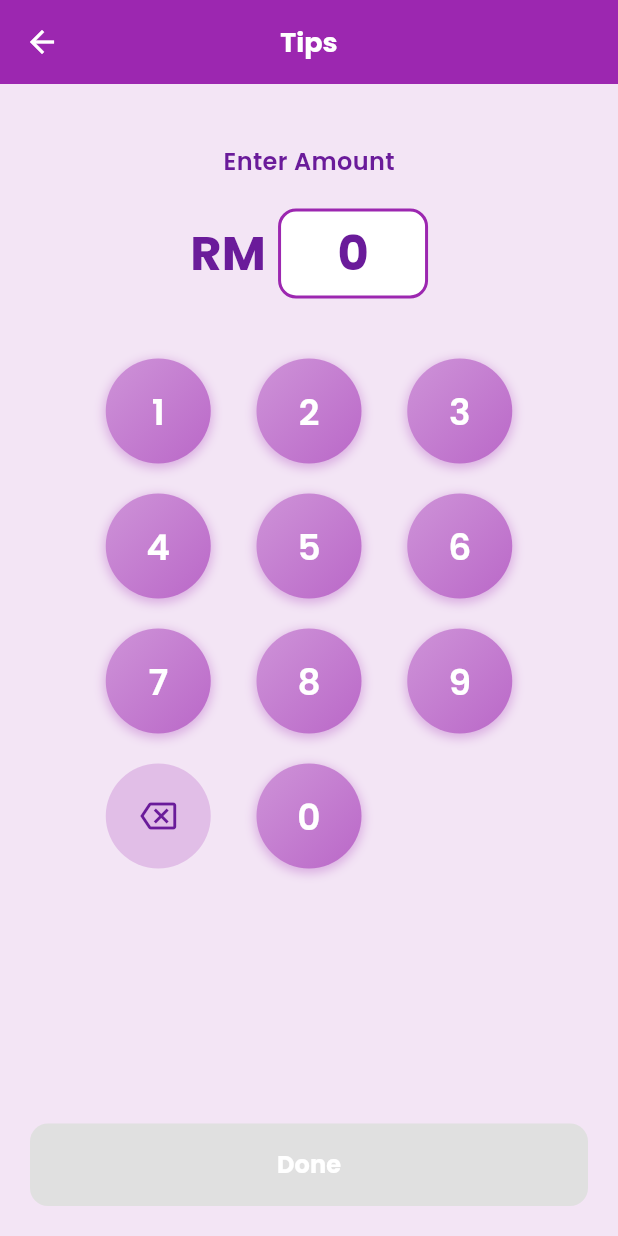
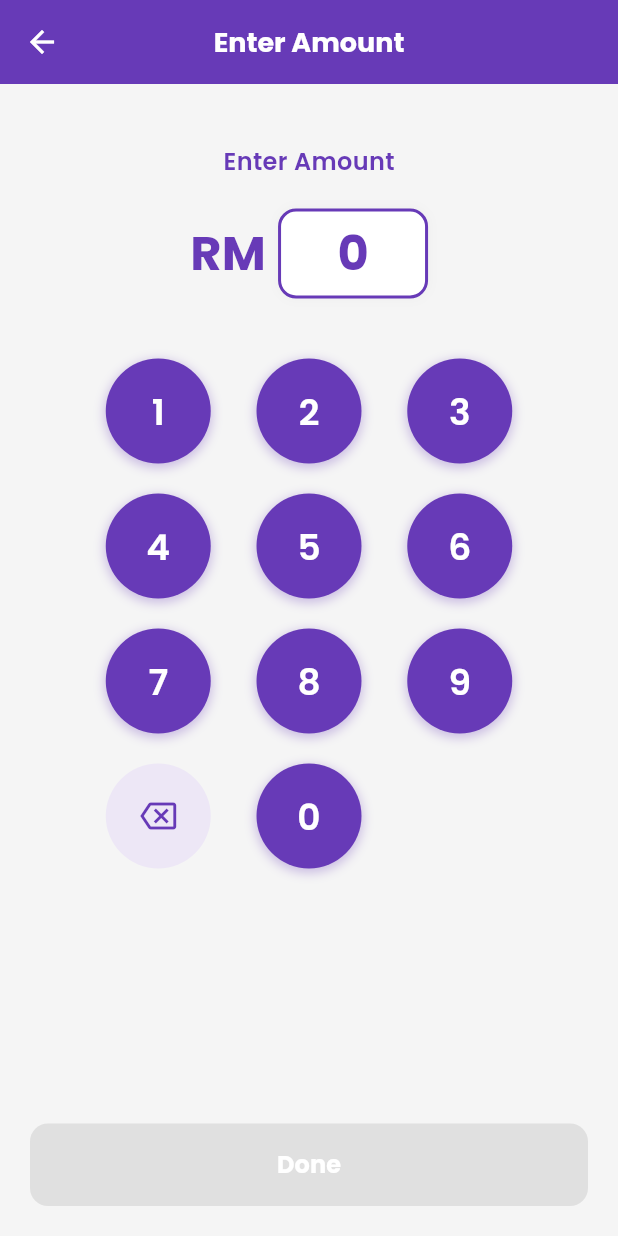
Before and after one commit to goh1217/SmartServe-KolejCare, a Flutter app: the TipsPage screen opened directly, after a tap on "Choose other amount", on a phone screen of 412 x 824 dp. Run offline on Flutter 3.47's test engine with Material 3 defaults, Android fonts, the phone set to English and light mode, and no system bars; our stand-ins replace cloud_firestore, firebase_auth, firebase_core, flutter_image_compress, google_fonts, image_picker; accounts and stored records are empty; network calls fail.

Commit message:
Make the donation ui consistent

```diff
--- a/lib/student/donate_page.dart
+++ b/lib/student/donate_page.dart
@@ -1,6 +1,6 @@
 import 'package:flutter/material.dart';
 
-// Main Tips Page - Updated Design
+// Main Tips Page - Updated to match Home Page color scheme
 class TipsPage extends StatefulWidget {
   const TipsPage({super.key});
 
@@ -14,9 +14,9 @@ class _TipsPageState extends State<TipsPage> {
   @override
   Widget build(BuildContext context) {
     return Scaffold(
-      backgroundColor: const Color(0xFFF3E5F5), // Light purple background
+      backgroundColor: Colors.grey[100], // Matches home page background
       appBar: AppBar(
-        backgroundColor: const Color(0xFF9C27B0), // Purple
+        backgroundColor: Colors.deepPurple, // Matches home page purple
         elevation: 0,
         leading: IconButton(
           icon: const Icon(Icons.arrow_back, color: Colors.white),
@@ -37,7 +37,7 @@ class _TipsPageState extends State<TipsPage> {
           children: [
             const SizedBox(height: 30),
 
-            // DONATE Image (Replace with your image)
+            // DONATE Image
             Container(
               width: 150,
               height: 150,
@@ -46,7 +46,7 @@ class _TipsPageState extends State<TipsPage> {
                 borderRadius: BorderRadius.circular(20),
                 boxShadow: [
                   BoxShadow(
-                    color: Colors.purple.withOpacity(0.2),
+                    color: Colors.deepPurple.withOpacity(0.15),
                     spreadRadius: 3,
                     blurRadius: 10,
                   ),
@@ -72,9 +72,9 @@ class _TipsPageState extends State<TipsPage> {
                 borderRadius: BorderRadius.circular(20),
                 boxShadow: [
                   BoxShadow(
-                    color: Colors.purple.withOpacity(0.15),
+                    color: Colors.grey.withOpacity(0.08),
                     spreadRadius: 2,
-                    blurRadius: 10,
+                    blurRadius: 8,
                   ),
                 ],
               ),
@@ -86,7 +86,7 @@ class _TipsPageState extends State<TipsPage> {
                     style: TextStyle(
                       fontSize: 22,
                       fontWeight: FontWeight.bold,
-                      color: Color(0xFF6A1B9A), // Dark purple
+                      color: Colors.deepPurple,
                       height: 1.3,
                     ),
                   ),
@@ -105,7 +105,7 @@ class _TipsPageState extends State<TipsPage> {
 
                   const SizedBox(height: 30),
 
-                  // Amount Selection - More Visible
+                  // Amount Selection
                   Row(
                     mainAxisAlignment: MainAxisAlignment.spaceEvenly,
                     children: [
@@ -142,7 +142,7 @@ class _TipsPageState extends State<TipsPage> {
                     child: const Text(
                       'Choose other amount',
                       style: TextStyle(
-                        color: Color(0xFF9C27B0), // Purple
+                        color: Colors.deepPurple,
                         fontSize: 14,
                         decoration: TextDecoration.underline,
                         fontWeight: FontWeight.w600,
@@ -169,13 +169,13 @@ class _TipsPageState extends State<TipsPage> {
                       }
                           : null,
                       style: ElevatedButton.styleFrom(
-                        backgroundColor: const Color(0xFF7B1FA2), // Deep purple
+                        backgroundColor: Colors.deepPurple,
                         disabledBackgroundColor: Colors.grey[300],
                         padding: const EdgeInsets.symmetric(vertical: 16),
                         shape: RoundedRectangleBorder(
                           borderRadius: BorderRadius.circular(12),
                         ),
-                        elevation: 3,
+                        elevation: 2,
                       ),
                       child: const Text(
                         'Done',
@@ -190,10 +190,9 @@ class _TipsPageState extends State<TipsPage> {
 
                   const SizedBox(height: 12),
 
-                  // Maybe next time - Connected to home page
+                  // Maybe next time
                   TextButton(
                     onPressed: () {
-                      // Navigate back to home page
                       Navigator.popUntil(context, (route) => route.isFirst);
                     },
                     child: Text(
@@ -235,23 +234,16 @@ class _AmountButton extends StatelessWidget {
         width: 85,
         height: 85,
         decoration: BoxDecoration(
-          gradient: isSelected
-              ? const LinearGradient(
-                  colors: [Color(0xFF9C27B0), Color(0xFF7B1FA2)],
-                  begin: Alignment.topLeft,
-                  end: Alignment.bottomRight,
-                )
-              : null,
-          color: isSelected ? null : const Color(0xFFE1BEE7), // Light purple
+          color: isSelected ? Colors.deepPurple : Colors.deepPurple.shade50,
           shape: BoxShape.circle,
           border: Border.all(
-            color: isSelected ? const Color(0xFF7B1FA2) : const Color(0xFF9C27B0),
-            width: 3,
+            color: Colors.deepPurple,
+            width: 2,
           ),
           boxShadow: [
             if (isSelected)
               BoxShadow(
-                color: const Color(0xFF9C27B0).withOpacity(0.4),
+                color: Colors.deepPurple.withOpacity(0.3),
                 spreadRadius: 2,
                 blurRadius: 8,
                 offset: const Offset(0, 3),
@@ -267,7 +259,7 @@ class _AmountButton extends StatelessWidget {
                 style: TextStyle(
                   fontSize: 20,
                   fontWeight: FontWeight.bold,
-                  color: isSelected ? Colors.white : const Color(0xFF6A1B9A),
+                  color: isSelected ? Colors.white : Colors.deepPurple,
                 ),
               ),
             ],
@@ -278,7 +270,7 @@ class _AmountButton extends StatelessWidget {
   }
 }
 
-// Enter Amount Page - Updated with Purple Theme
+// Enter Amount Page - Updated with matching colors
 class EnterAmountPage extends StatefulWidget {
   const EnterAmountPage({super.key});
 
@@ -308,16 +300,16 @@ class _EnterAmountPageState extends State<EnterAmountPage> {
   @override
   Widget build(BuildContext context) {
     return Scaffold(
-      backgroundColor: const Color(0xFFF3E5F5), // Light purple background
+      backgroundColor: Colors.grey[100],
       appBar: AppBar(
-        backgroundColor: const Color(0xFF9C27B0), // Purple
+        backgroundColor: Colors.deepPurple,
         elevation: 0,
         leading: IconButton(
           icon: const Icon(Icons.arrow_back, color: Colors.white),
           onPressed: () => Navigator.pop(context),
         ),
         title: const Text(
-          'Tips',
+          'Enter Amount',
           style: TextStyle(
             color: Colors.white,
             fontSize: 18,
@@ -342,7 +334,7 @@ class _EnterAmountPageState extends State<EnterAmountPage> {
                   style: TextStyle(
                     fontSize: 16,
                     fontWeight: FontWeight.w600,
-              color: Color(0xFF6A1B9A), // Dark purple
+                    color: Colors.deepPurple,
                   ),
                 ),
 
@@ -357,7 +349,7 @@ class _EnterAmountPageState extends State<EnterAmountPage> {
                       style: TextStyle(
                         fontSize: 32,
                         fontWeight: FontWeight.bold,
-                  color: Color(0xFF6A1B9A),
+                        color: Colors.deepPurple,
                       ),
                     ),
                     const SizedBox(width: 8),
@@ -367,7 +359,13 @@ class _EnterAmountPageState extends State<EnterAmountPage> {
                       decoration: BoxDecoration(
                         color: Colors.white,
                         borderRadius: BorderRadius.circular(12),
-                  border: Border.all(color: const Color(0xFF9C27B0), width: 2),
+                        border: Border.all(color: Colors.deepPurple, width: 2),
+                        boxShadow: [
+                          BoxShadow(
+                            color: Colors.grey.withOpacity(0.08),
+                            blurRadius: 6,
+                          ),
+                        ],
                       ),
                       child: Center(
                         child: Text(
@@ -375,7 +373,7 @@ class _EnterAmountPageState extends State<EnterAmountPage> {
                           style: const TextStyle(
                             fontSize: 32,
                             fontWeight: FontWeight.bold,
-                      color: Color(0xFF6A1B9A),
+                            color: Colors.deepPurple,
                           ),
                         ),
                       ),
@@ -413,12 +411,12 @@ class _EnterAmountPageState extends State<EnterAmountPage> {
                             child: Container(
                               width: 70,
                               height: 70,
-                        decoration: const BoxDecoration(
-                          color: Color(0xFFE1BEE7), // Light purple
+                              decoration: BoxDecoration(
+                                color: Colors.deepPurple.shade50,
                                 shape: BoxShape.circle,
                               ),
                               child: const Center(
-                          child: Icon(Icons.backspace_outlined, color: Color(0xFF6A1B9A)),
+                                child: Icon(Icons.backspace_outlined, color: Colors.deepPurple),
                               ),
                             ),
                           ),
@@ -461,13 +459,13 @@ class _EnterAmountPageState extends State<EnterAmountPage> {
                       }
                           : null,
                       style: ElevatedButton.styleFrom(
-                        backgroundColor: const Color(0xFF7B1FA2), // Deep purple
+                        backgroundColor: Colors.deepPurple,
                         disabledBackgroundColor: Colors.grey[300],
                         padding: const EdgeInsets.symmetric(vertical: 16),
                         shape: RoundedRectangleBorder(
                           borderRadius: BorderRadius.circular(12),
                         ),
-                        elevation: 3,
+                        elevation: 2,
                       ),
                       child: const Text(
                         'Done',
@@ -527,15 +525,11 @@ class _NumberButton extends StatelessWidget {
         width: 70,
         height: 70,
         decoration: BoxDecoration(
-          gradient: const LinearGradient(
-            colors: [Color(0xFFCE93D8), Color(0xFFBA68C8)],
-            begin: Alignment.topLeft,
-            end: Alignment.bottomRight,
-          ),
+          color: Colors.deepPurple,
           shape: BoxShape.circle,
           boxShadow: [
             BoxShadow(
-              color: const Color(0xFF9C27B0).withOpacity(0.3),
+              color: Colors.deepPurple.withOpacity(0.3),
               spreadRadius: 1,
               blurRadius: 5,
               offset: const Offset(0, 2),
@@ -557,7 +551,7 @@ class _NumberButton extends StatelessWidget {
   }
 }
 
-// Payment Method Page - Updated with Purple Theme
+// Payment Method Page - Updated with matching colors
 class PaymentMethodPage extends StatefulWidget {
   final int amount;
 
@@ -582,9 +576,9 @@ class _PaymentMethodPageState extends State<PaymentMethodPage> {
   @override
   Widget build(BuildContext context) {
     return Scaffold(
-      backgroundColor: const Color(0xFFF3E5F5), // Light purple background
+      backgroundColor: Colors.grey[100],
       appBar: AppBar(
-        backgroundColor: const Color(0xFF9C27B0), // Purple
+        backgroundColor: Colors.deepPurple,
         elevation: 0,
         leading: IconButton(
           icon: const Icon(Icons.close, color: Colors.white),
@@ -610,7 +604,7 @@ class _PaymentMethodPageState extends State<PaymentMethodPage> {
               style: TextStyle(
                 fontSize: 16,
                 fontWeight: FontWeight.w600,
-                color: Color(0xFF6A1B9A), // Dark purple
+                color: Colors.deepPurple,
               ),
             ),
 
@@ -654,7 +648,13 @@ class _PaymentMethodPageState extends State<PaymentMethodPage> {
                 decoration: BoxDecoration(
                   color: Colors.white,
                   borderRadius: BorderRadius.circular(12),
-                  border: Border.all(color: const Color(0xFF9C27B0)),
+                  border: Border.all(color: Colors.deepPurple),
+                  boxShadow: [
+                    BoxShadow(
+                      color: Colors.grey.withOpacity(0.08),
+                      blurRadius: 6,
+                    ),
+                  ],
                 ),
                 child: Column(
                   crossAxisAlignment: CrossAxisAlignment.start,
@@ -671,17 +671,17 @@ class _PaymentMethodPageState extends State<PaymentMethodPage> {
                     Container(
                       padding: const EdgeInsets.symmetric(horizontal: 12, vertical: 8),
                       decoration: BoxDecoration(
-                        color: const Color(0xFFF3E5F5),
+                        color: Colors.deepPurple.shade50,
                         borderRadius: BorderRadius.circular(8),
-                        border: Border.all(color: const Color(0xFF9C27B0)),
+                        border: Border.all(color: Colors.deepPurple),
                       ),
                       child: DropdownButtonHideUnderline(
                         child: DropdownButton<String>(
                           value: selectedBank,
                           hint: const Text('Select Bank'),
                           isExpanded: true,
-                          icon: const Icon(Icons.keyboard_arrow_down, color: Color(0xFF9C27B0)),
-                          dropdownColor: const Color(0xFFF3E5F5),
+                          icon: const Icon(Icons.keyboard_arrow_down, color: Colors.deepPurple),
+                          dropdownColor: Colors.white,
                           items: banks.map((String bank) {
                             return DropdownMenuItem<String>(
                               value: bank,
@@ -709,7 +709,6 @@ class _PaymentMethodPageState extends State<PaymentMethodPage> {
                 onPressed: (selectedPaymentMethod == 'card' ||
                     (selectedPaymentMethod == 'fpx' && selectedBank != null))
                     ? () {
-                  // Show success dialog
                   showDialog(
                     context: context,
                     builder: (context) => AlertDialog(
@@ -720,7 +719,7 @@ class _PaymentMethodPageState extends State<PaymentMethodPage> {
                       title: const Text(
                         'Payment Successful',
                         style: TextStyle(
-                          color: Color(0xFF7B1FA2),
+                          color: Colors.deepPurple,
                           fontWeight: FontWeight.bold,
                         ),
                       ),
@@ -736,7 +735,7 @@ class _PaymentMethodPageState extends State<PaymentMethodPage> {
                           child: const Text(
                             'OK',
                             style: TextStyle(
-                              color: Color(0xFF7B1FA2),
+                              color: Colors.deepPurple,
                               fontWeight: FontWeight.bold,
                             ),
                           ),
@@ -747,13 +746,13 @@ class _PaymentMethodPageState extends State<PaymentMethodPage> {
                 }
                     : null,
                 style: ElevatedButton.styleFrom(
-                  backgroundColor: const Color(0xFF7B1FA2), // Deep purple
+                  backgroundColor: Colors.deepPurple,
                   disabledBackgroundColor: Colors.grey[300],
                   padding: const EdgeInsets.symmetric(vertical: 16),
                   shape: RoundedRectangleBorder(
                     borderRadius: BorderRadius.circular(12),
                   ),
-                  elevation: 3,
+                  elevation: 2,
                 ),
                 child: const Text(
                   'Proceed',
@@ -799,13 +798,13 @@ class _PaymentOption extends StatelessWidget {
           color: Colors.white,
           borderRadius: BorderRadius.circular(12),
           border: Border.all(
-            color: isSelected ? const Color(0xFF7B1FA2) : const Color(0xFFE1BEE7),
+            color: isSelected ? Colors.deepPurple : Colors.grey.shade300,
             width: isSelected ? 2 : 1,
           ),
           boxShadow: [
             if (isSelected)
               BoxShadow(
-                color: const Color(0xFF9C27B0).withOpacity(0.2),
+                color: Colors.deepPurple.withOpacity(0.15),
                 spreadRadius: 2,
                 blurRadius: 5,
               ),
@@ -815,7 +814,7 @@ class _PaymentOption extends StatelessWidget {
           children: [
             Icon(
               icon,
-              color: const Color(0xFF9C27B0),
+              color: Colors.deepPurple,
               size: 24,
             ),
             const SizedBox(width: 12),
@@ -825,14 +824,14 @@ class _PaymentOption extends StatelessWidget {
                 style: const TextStyle(
                   fontSize: 15,
                   fontWeight: FontWeight.w500,
-                  color: Color(0xFF6A1B9A),
+                  color: Colors.deepPurple,
                 ),
               ),
             ),
             if (showDropdown)
               Icon(
                 isExpanded ? Icons.keyboard_arrow_up : Icons.keyboard_arrow_down,
-                color: const Color(0xFF9C27B0),
+                color: Colors.deepPurple,
               ),
           ],
         ),
```
Lines whose indentation alone changed are shown as unchanged.
